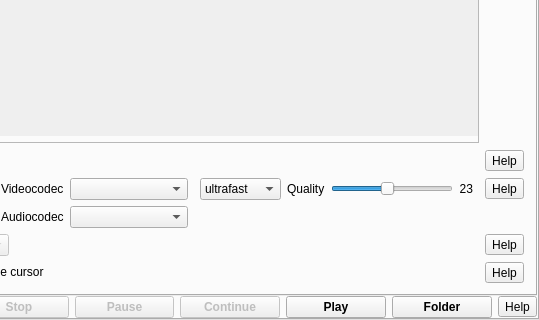
This is src/formMainWindow.ui in vkohaupt/vokoscreenNG as Qt 5 draws it before an edit; both pictures show x 169 to 708 and y 96 to 416 of the 708 by 416 pixel window. The edited form follows.
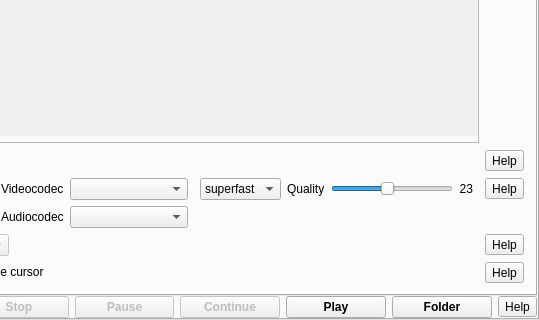
This is the edited form. The open tabs and pages were chosen to show the change. Icons and pictures are not drawn.

```diff
--- a/src/formMainWindow.ui
+++ b/src/formMainWindow.ui
@@ -721,10 +721,10 @@
                     <item>
                      <widget class="QComboBox" name="comboBoxx264Preset">
                       <property name="currentText">
-                       <string notr="true">ultrafast</string>
+                       <string notr="true">superfast</string>
                       </property>
                       <property name="currentIndex">
-                       <number>0</number>
+                       <number>1</number>
                       </property>
                       <item>
                        <property name="text">
```
Left out of the diff: 5 changed lines with no effect on the pictures.
